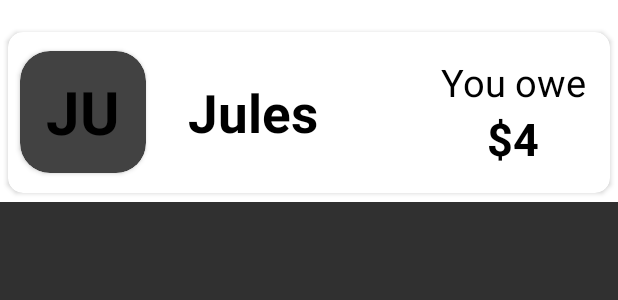
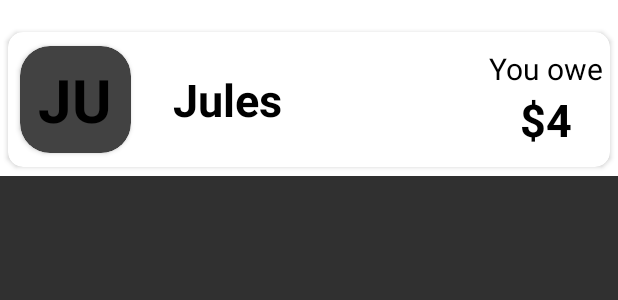
Before and after one commit to Micrell/splitpal, an Android app: the layout item_group.xml on its own in the app's theme, with its tools: preview values and no code run, on a phone screen of 412 x 824 dp. Shown: the top 300 px of the screen. Run offline under Robolectric (Android 15) with nearby library versions, the phone set to English and light mode, and no system bars; Roboto replaces fonts that are not available here.

Commit message:
Working group

```diff
--- a/splitpal/app/src/main/java/com/example/nomoola/adapter/FragmentAdapter.java
+++ b/splitpal/app/src/main/java/com/example/nomoola/adapter/FragmentAdapter.java
@@ -23,7 +23,7 @@ public class FragmentAdapter extends FragmentStateAdapter {
     @Override
     public Fragment createFragment(int position) {
         if(position==1){
-            return new GroupFragment();
+            return new GroupFragment(this.subCategory);
         }
         return new ActivityFragment(this.subCategory);
     }
--- a/splitpal/app/src/main/res/layout/item_group.xml
+++ b/splitpal/app/src/main/res/layout/item_group.xml
@@ -34,12 +34,10 @@
                 android:layout_width="wrap_content"
                 android:layout_height="wrap_content"
                 android:orientation="horizontal">
-
-
                 <androidx.cardview.widget.CardView
                     android:id="@+id/card_avatar"
-                    android:layout_width="100dp"
-                    android:layout_height="100dp"
+                    android:layout_width="90dp"
+                    android:layout_height="90dp"
                     android:layout_gravity="center"
                     android:elevation="@dimen/nomoola_cardView_elevation"
                     app:cardCornerRadius="20dp"
@@ -66,7 +64,7 @@
                     android:text="Jules"
                     android:maxLength="8"
                     android:textColor="#000000"
-                    android:textSize="35sp"
+                    android:textSize="30sp"
                     android:textStyle="bold" />
 
                 <View
@@ -78,7 +76,7 @@
                     android:layout_width="wrap_content"
                     android:layout_height="wrap_content"
                     android:layout_gravity="center"
-                    android:layout_margin="16dp"
+                    android:layout_margin="4dp"
                     android:orientation="vertical">
 
                     <TextView
@@ -88,7 +86,7 @@
                         android:layout_gravity="center"
                         android:text="You owe"
                         android:textColor="#000000"
-                        android:textSize="25dp" />
+                        android:textSize="20dp" />
 
 
                     <TextView
```
Also changed, not shown: splitpal/app/src/main/java/com/example/nomoola/fragment/GroupFragment.java (+4 -14 lines).
